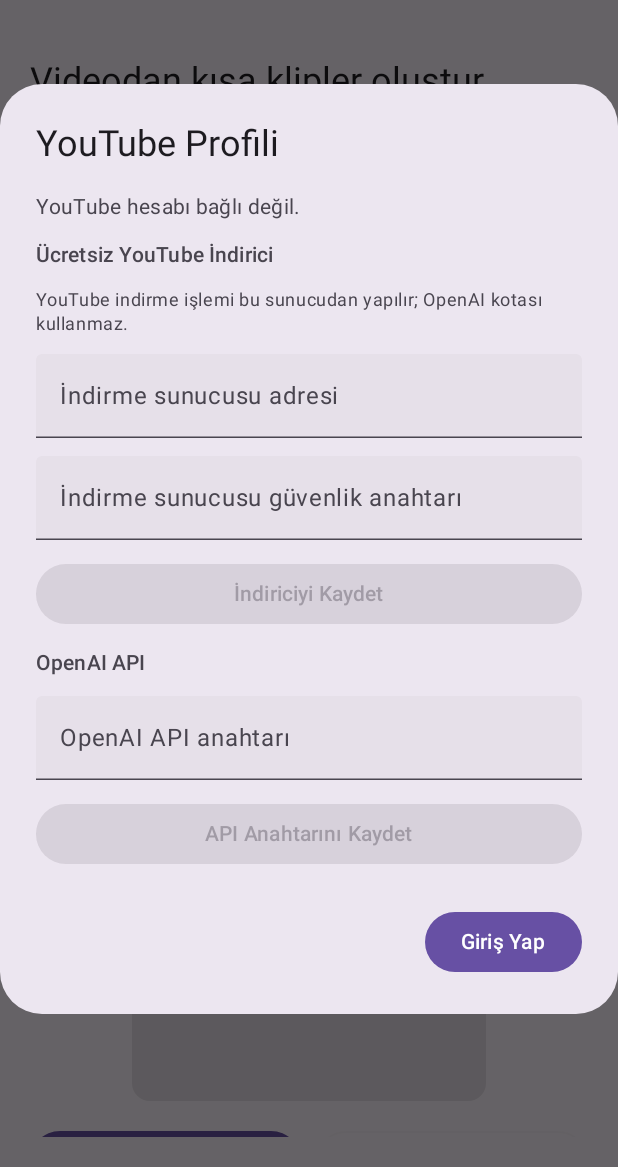
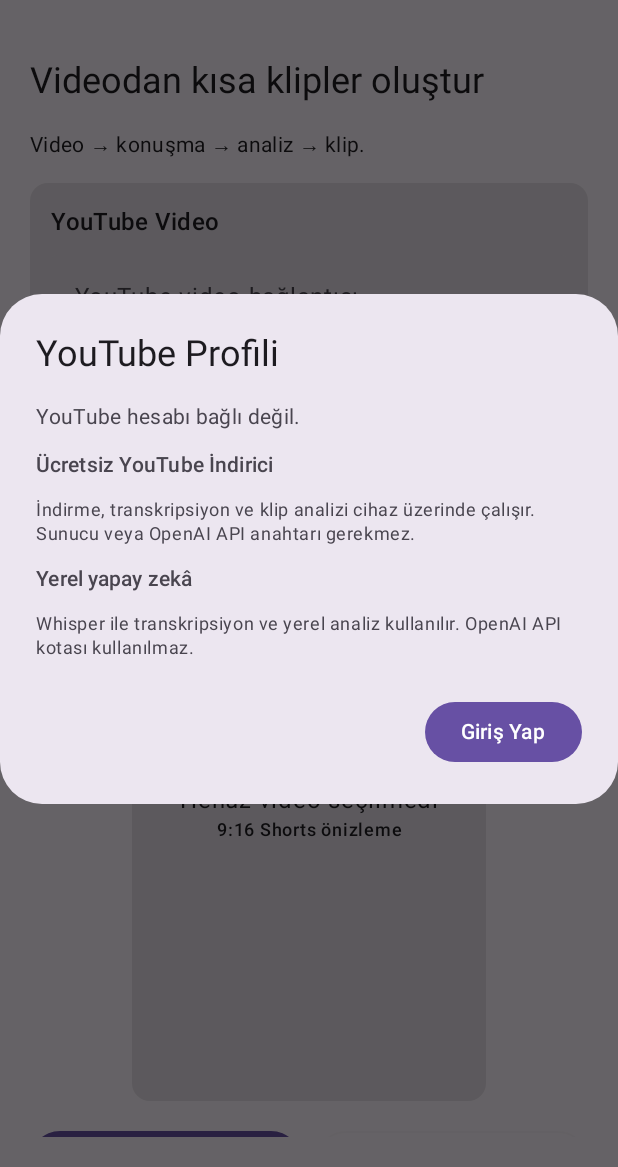
Before and after one commit to ByTASQ/AI-Clipper-Android, an Android app built with Jetpack Compose: the screen it shows after launch (MainActivity), after a tap on "YouTube profili", on a phone screen of 412 x 824 dp, the part 69-1236 px from its top. Run offline under Robolectric (Android 15) with nearby library versions, the phone set to English and light mode, and no system bars.

Commit message:
Remove obsolete server and OpenAI profile UI

```diff
--- a/app/src/main/java/com/bytasq/aiclipper/MainActivity.kt
+++ b/app/src/main/java/com/bytasq/aiclipper/MainActivity.kt
@@ -299,93 +299,18 @@ private fun AIClipperApp(initialYoutubeUrl: String? = null) {
                             )
 
                             Text(
-                                "YouTube indirme işlemi bu sunucudan yapılır; OpenAI kotası kullanmaz.",
+                                "İndirme, transkripsiyon ve klip analizi cihaz üzerinde çalışır. Sunucu veya OpenAI API anahtarı gerekmez.",
                                 style = MaterialTheme.typography.bodySmall
                             )
 
-                            TextField(
-                                value = downloaderServerUrl,
-                                onValueChange = {
-                                    downloaderServerUrl = it
-                                    downloaderSaved = false
-                                },
-                                modifier = Modifier.fillMaxWidth(),
-                                label = { Text("İndirme sunucusu adresi") },
-                                placeholder = { Text("https://... veya http://192.168.x.x:8787") },
-                                singleLine = true
-                            )
-
-                            TextField(
-                                value = downloaderToken,
-                                onValueChange = {
-                                    downloaderToken = it
-                                    downloaderSaved = false
-                                },
-                                modifier = Modifier.fillMaxWidth(),
-                                label = { Text("İndirme sunucusu güvenlik anahtarı") },
-                                singleLine = true
-                            )
-
-                            Row(
-                                modifier = Modifier.fillMaxWidth(),
-                                horizontalArrangement = Arrangement.spacedBy(8.dp),
-                                verticalAlignment = Alignment.CenterVertically
-                            ) {
-                                Button(
-                                    onClick = {
-                                        saveDownloaderSettings(
-                                            context,
-                                            downloaderServerUrl.trim(),
-                                            downloaderToken.trim()
-                                        )
-                                        downloaderSaved = true
-                                    },
-                                    enabled = downloaderServerUrl.trim().isNotEmpty() && downloaderToken.trim().isNotEmpty(),
-                                    modifier = Modifier.weight(1f)
-                                ) {
-                                    Text("İndiriciyi Kaydet")
-                                }
-                                if (downloaderSaved) Text("✓ Kaydedildi")
-                            }
-
                             Text(
-                                "OpenAI API",
+                                "Yerel yapay zekâ",
                                 style = MaterialTheme.typography.titleSmall
                             )
-
-                            TextField(
-                                value = apiKey,
-                                onValueChange = {
-                                    apiKey = it
-                                    apiKeySaved = false
-                                    analysisError = null
-                                },
-                                modifier = Modifier.fillMaxWidth(),
-                                label = { Text("OpenAI API anahtarı") },
-                                placeholder = { Text("sk-...") },
-                                singleLine = true
+                            Text(
+                                "Whisper ile transkripsiyon ve yerel analiz kullanılır. OpenAI API kotası kullanılmaz.",
+                                style = MaterialTheme.typography.bodySmall
                             )
-
-                            Row(
-                                modifier = Modifier.fillMaxWidth(),
-                                horizontalArrangement = Arrangement.spacedBy(8.dp),
-                                verticalAlignment = Alignment.CenterVertically
-                            ) {
-                                Button(
-                                    onClick = {
-                                        saveOpenAiApiKey(context, apiKey.trim())
-                                        apiKeySaved = true
-                                    },
-                                    enabled = apiKey.trim().isNotEmpty(),
-                                    modifier = Modifier.weight(1f)
-                                ) {
-                                    Text("API Anahtarını Kaydet")
-                                }
-
-                                if (apiKeySaved) {
-                                    Text("✓ Kaydedildi")
-                                }
-                            }
                         }
                     },
                     confirmButton = {
```
